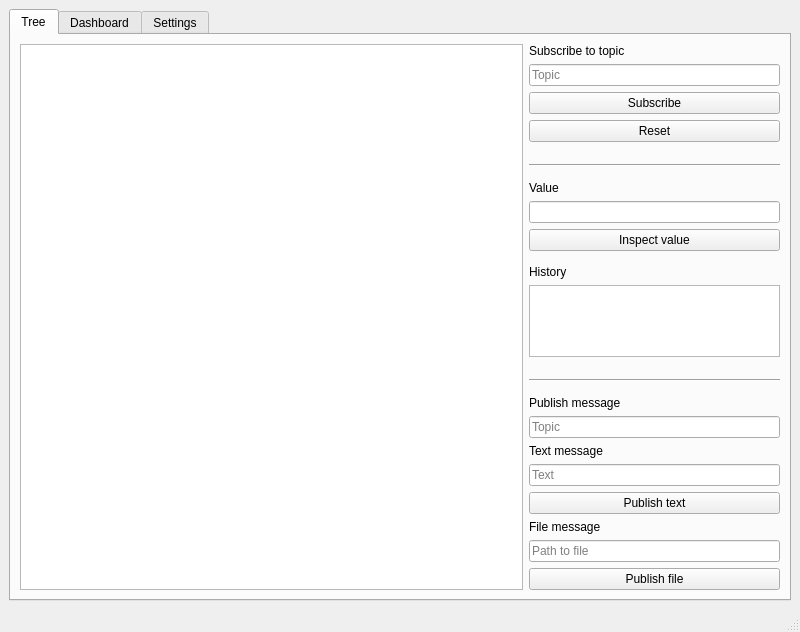
Before: the Qt Designer form mainwindow.ui in petak5/ICP, drawn with Qt 5.
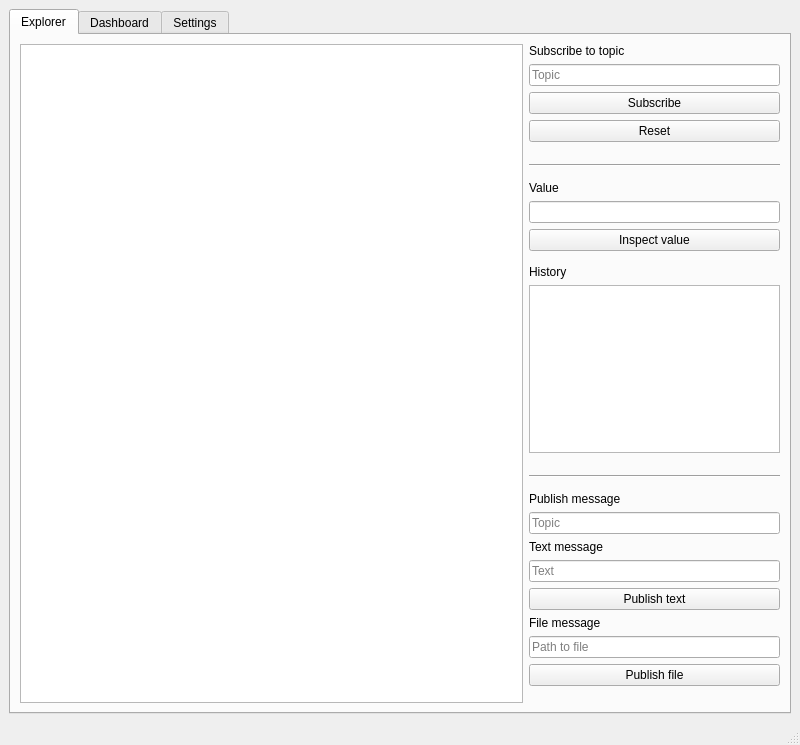
After: the same form once the commit is applied.

Commit message: Rename tree tab to explorer

Patch:
```diff
--- a/mainwindow.ui
+++ b/mainwindow.ui
@@ -7,7 +7,7 @@
     <x>0</x>
     <y>0</y>
     <width>800</width>
-    <height>632</height>
+    <height>745</height>
    </rect>
   </property>
   <property name="windowTitle">
@@ -22,7 +22,7 @@
       </property>
       <widget class="QWidget" name="tree_tab">
        <attribute name="title">
-        <string>Tree</string>
+        <string>Explorer</string>
        </attribute>
        <layout class="QVBoxLayout" name="verticalLayout_4">
         <item>
```
Left out of the diff: 2 changed lines with no effect on the pictures.
